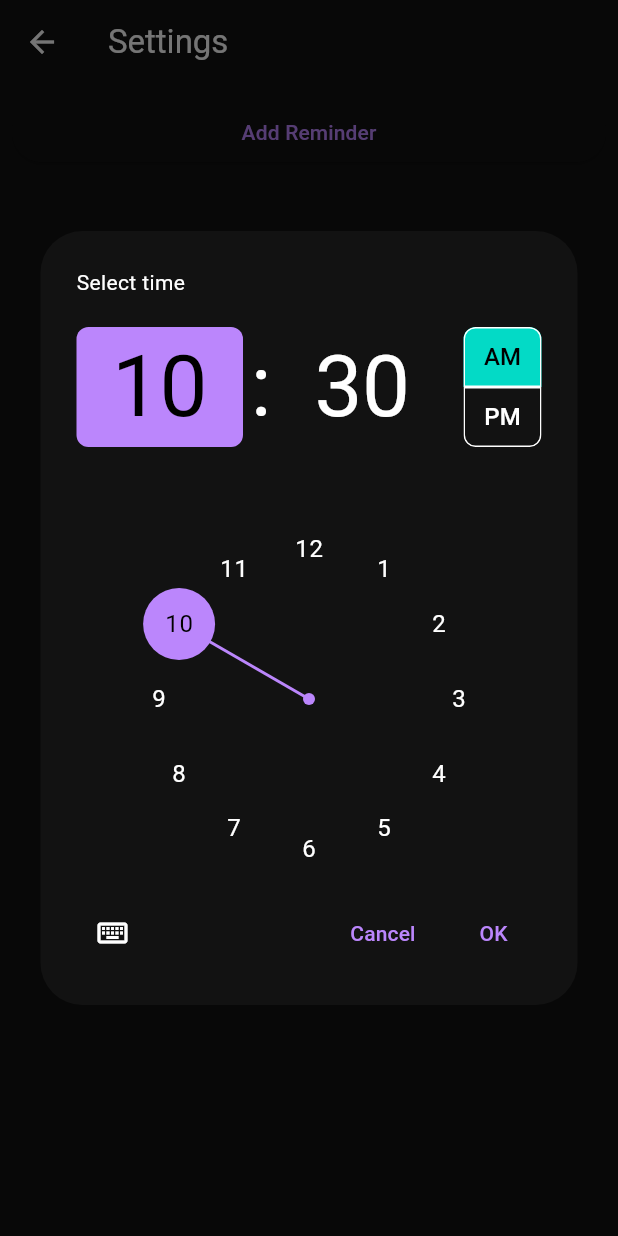
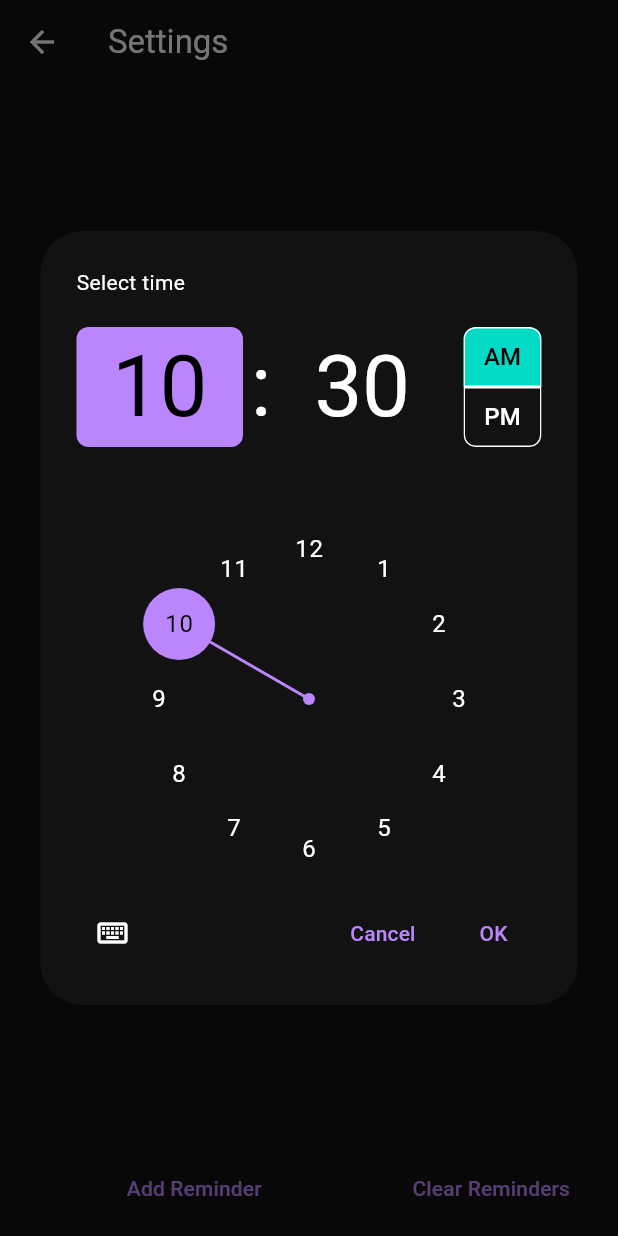
Before and after one commit to Tesomas/Angelus, a Flutter app: the SettingsScreen screen opened directly, after a tap on "Add Reminder", on a phone screen of 412 x 824 dp. Run offline on Flutter 3.47's test engine with Material 2 defaults, Android fonts, the phone set to English and light mode, and no system bars; our stand-ins replace equatable, flutter_bloc, flutter_local_notifications, flutter_timezone, font_awesome_flutter, hydrated_bloc and 2 more; missing offline and left inert: dart:ffi.

Commit message:
Added clear all, fixed bloc logic to remove setState calls

```diff
--- a/lib/logic/blocs/settings_bloc/models/SettingsModel.dart
+++ b/lib/logic/blocs/settings_bloc/models/SettingsModel.dart
@@ -2,8 +2,9 @@ import 'package:equatable/equatable.dart';
 import 'package:flutter/material.dart';
 import 'dart:convert';
 
-class SettingsModel implements Equatable{
+class SettingsModel extends Equatable {
   final List<TimeOfDay> prayerReminders;
+
   SettingsModel(this.prayerReminders);
 
   factory SettingsModel.fromJSON(Map<String, dynamic> json){
@@ -29,7 +30,7 @@ class SettingsModel implements Equatable{
   }
 
   @override
-  List<Object?> get props => [prayerReminders];
+  List<Object> get props => [prayerReminders];
 
   @override
   bool? get stringify => true;
--- a/lib/services/notification_service.dart
+++ b/lib/services/notification_service.dart
@@ -32,6 +32,7 @@ class NotificationService {
 
   Future<void> showPrayerNotification(SettingsModel settingsModel) async {
     flutterLocalNotificationsPlugin.cancelAll();
+    final List<PendingNotificationRequest> pending = await flutterLocalNotificationsPlugin.pendingNotificationRequests();
     if (settingsModel.prayerReminders.isNotEmpty) {
       AndroidNotificationChannel channel = const AndroidNotificationChannel(
           'prayerReminder', 'Prayer Reminder', description: "Prayer reminder",
--- a/lib/widgets/pages/settings_screen/settings_screen.dart
+++ b/lib/widgets/pages/settings_screen/settings_screen.dart
@@ -1,16 +1,15 @@
-import 'dart:ffi';
 
 import 'package:angelus/logic/blocs/settings_bloc/models/SettingsModel.dart';
 import 'package:angelus/logic/blocs/settings_bloc/settings_bloc.dart';
 import 'package:angelus/widgets/components/notification_button.dart';
-import 'package:flutter/cupertino.dart';
 import 'package:flutter/material.dart';
 import 'package:flutter_bloc/flutter_bloc.dart';
-import 'package:flutter_local_notifications/flutter_local_notifications.dart';
 
 class SettingsScreen extends StatefulWidget {
   @override
   State<SettingsScreen> createState() => _SettingsScreenState();
+  const SettingsScreen({super.key});
+
 }
 
 class _SettingsScreenState extends State<SettingsScreen>{
@@ -26,7 +25,8 @@ class _SettingsScreenState extends State<SettingsScreen>{
             padding: const EdgeInsets.all(8.0),
             child: Column (
               children: [
-                ListView.builder(
+                Expanded(
+                  child: ListView.builder(
                     shrinkWrap: true,
                     itemCount: state.prayerReminders.length,
                     itemBuilder: (context, index) {
@@ -37,10 +37,20 @@ class _SettingsScreenState extends State<SettingsScreen>{
                       );
                     }
                   ),
+                ),
                 Container(
                   width: double.infinity,
+                  child: Row(
+                    children: [
+                      Expanded(
                         child: ElevatedButton(
                           onPressed: () =>  _selectTime(null), child: const Text("Add Reminder")
+                        ),
+                      ),
+                      ElevatedButton(
+                          onPressed: () =>  _removeAllNotifications(), child: const Text("Clear Reminders")
+                      ),
+                    ]
                     ),
                 )
               ],
@@ -55,10 +65,14 @@ class _SettingsScreenState extends State<SettingsScreen>{
     BlocProvider.of<SettingsBloc>(context).add(
         RemoveNotificationEvent(timeOfDay)
     );
-    setState(() {
+  }
 
-    });
+  void _removeAllNotifications(){
+    BlocProvider.of<SettingsBloc>(context).add(
+        RemoveAllNotificationsEvent()
+    );
   }
+
   void _selectTime(TimeOfDay? timeOfDay) async {
     TimeOfDay initTime = timeOfDay ?? TimeOfDay.now();
 
@@ -71,8 +85,5 @@ class _SettingsScreenState extends State<SettingsScreen>{
       );
     }
     );
-    setState(() {
-
-    });
   }
 }
```
Also changed, not shown: lib/logic/blocs/settings_bloc/settings_bloc.dart (+42 -12 lines). Lines whose indentation alone changed are shown as unchanged.
